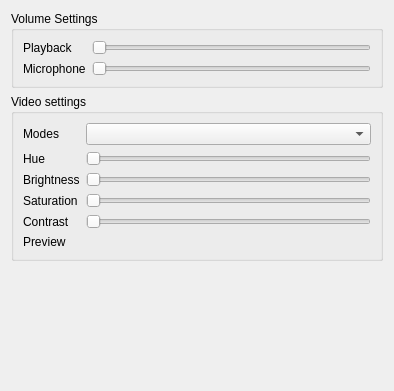
Old version of the form widget/form/settings/avsettings.ui in the repository qTox/qTox.
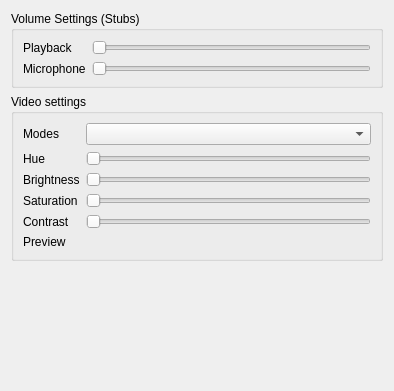
New version of the form.

Diff of the .ui file:
```diff
--- a/widget/form/settings/avsettings.ui
+++ b/widget/form/settings/avsettings.ui
@@ -17,7 +17,7 @@
    <item>
     <widget class="QGroupBox" name="groupBox">
      <property name="title">
-      <string>Volume Settings</string>
+      <string>Volume Settings (Stubs)</string>
      </property>
      <layout class="QFormLayout" name="formLayout_2">
       <item row="0" column="0">
```
